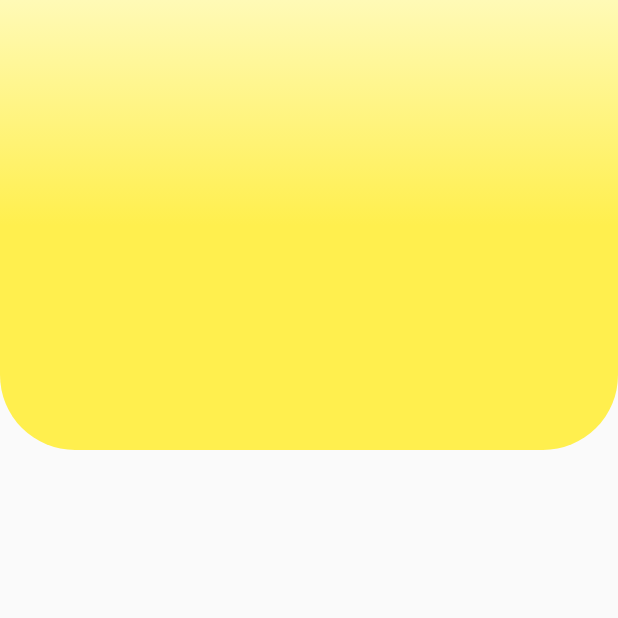
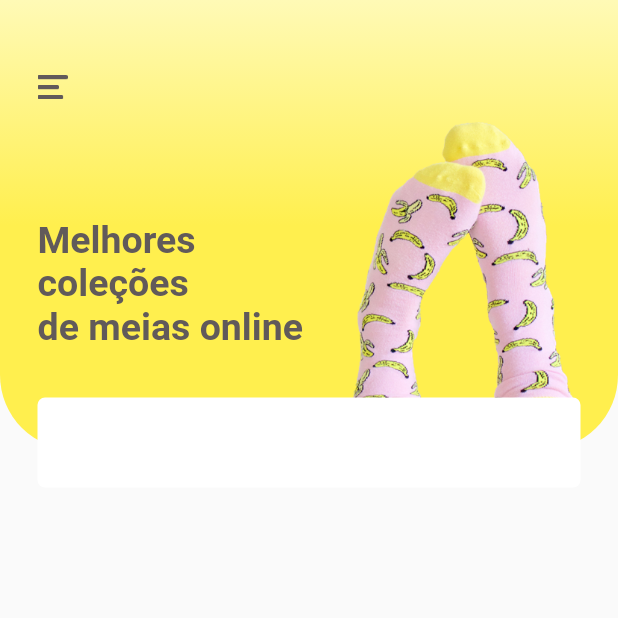
Before and after one commit to CristianoDaSilvaFerreira/shop-ui, a Flutter app: the screen it shows after launch, on a phone screen of 412 x 824 dp, the top half of it. Run offline on Flutter 3.47's test engine with Material 2 defaults, Android fonts, the phone set to English and light mode, and no system bars.

Commit message:
Criação do meu Top

```diff
--- a/lib/main.dart
+++ b/lib/main.dart
@@ -19,6 +19,12 @@ class HomePage extends StatelessWidget {
           children: [
             Container(
               height: 300,
+              width: double.infinity,
+              padding: EdgeInsets.only(
+                left: 25,
+                right: 25,
+                top: 50,
+              ),
               decoration: BoxDecoration(
                 borderRadius: BorderRadius.only(
                   bottomRight: Radius.circular(50),
@@ -32,6 +38,54 @@ class HomePage extends StatelessWidget {
                   ],
                 ),
               ),
+              child: Column(
+                crossAxisAlignment: CrossAxisAlignment.start,
+                children: <Widget>[
+                  Image.asset(
+                    'assets/menu.png',
+                    width: 20,
+                  ),
+                  SizedBox(
+                    height: 15,
+                  ),
+                  Row(
+                    crossAxisAlignment: CrossAxisAlignment.center,
+                    mainAxisAlignment: MainAxisAlignment.spaceBetween,
+                    children: <Widget>[
+                      Expanded(
+                        flex: 4,
+                        child: Text(
+                          "Melhores coleções \nde meias online",
+                          style: TextStyle(
+                            fontSize: 25,
+                            fontWeight: FontWeight.bold,
+                            color: Color.fromRGBO(97, 90, 90, 1),
+                          ),
+                        ),
+                      ),
+                      Expanded(
+                        flex: 3,
+                        child: Image.asset(
+                          'assets/header-socks.png',
+                        ),
+                      ),
+                    ],
+                  )
+                ],
+              ),
+            ),
+            Transform.translate(
+              offset: Offset(0, -35),
+              child: Container(
+                height: 60,
+                margin: EdgeInsets.symmetric(
+                  horizontal: 25,
+                ),
+                decoration: BoxDecoration(
+                  borderRadius: BorderRadius.circular(5),
+                  color: Colors.white,
+                ),
+              ),
             )
           ],
         ),
```
Also changed, not shown: pubspec.yaml (+10 -2 lines), pubspec.lock.
